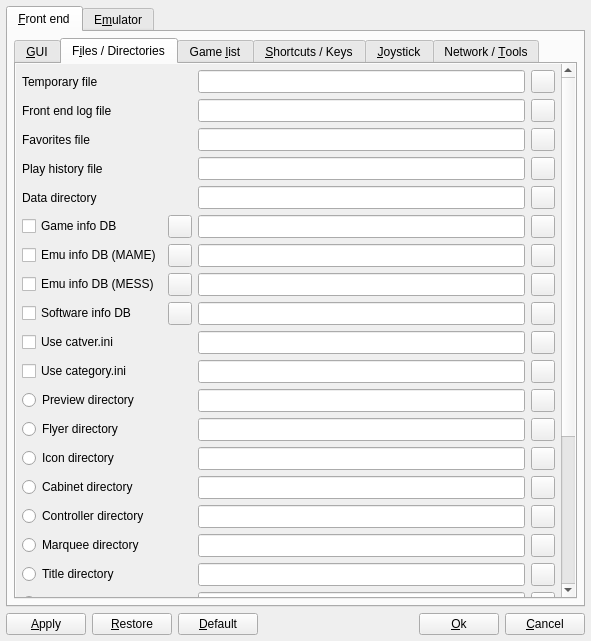
Before: the Qt Designer form options.ui in qmc2/qmc2-mame-fe, drawn with Qt 5.
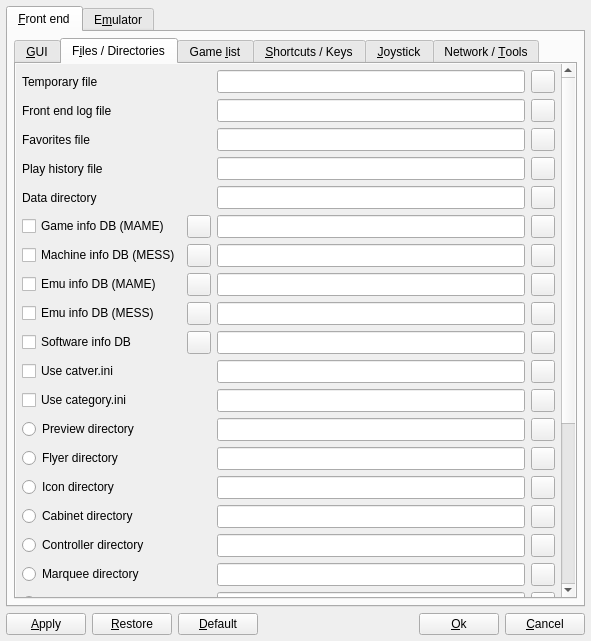
After: the same form once the commit is applied. The open tabs and pages were chosen to show the change. Icons and pictures are not drawn.

Commit message: imp: separated game-/machine-info DBs in order to allow for merging them in case of UME

```diff
--- a/options.ui
+++ b/options.ui
@@ -892,13 +892,13 @@
                 <x>0</x>
                 <y>0</y>
                 <width>545</width>
-                <height>762</height>
+                <height>793</height>
                </rect>
               </property>
               <layout class="QGridLayout" name="gridLayout_4">
                <item row="0" column="0">
                 <layout class="QGridLayout" name="gridLayout_5">
-                 <item row="14" column="1" colspan="2">
+                 <item row="15" column="1" colspan="2">
                   <widget class="QStackedWidget" name="stackedWidgetCabinet">
                    <property name="sizePolicy">
                     <sizepolicy hsizetype="Preferred" vsizetype="Fixed">
@@ -1033,7 +1033,7 @@
                    </property>
                   </widget>
                  </item>
-                 <item row="15" column="1" colspan="2">
+                 <item row="16" column="1" colspan="2">
                   <widget class="QStackedWidget" name="stackedWidgetController">
                    <property name="sizePolicy">
                     <sizepolicy hsizetype="Preferred" vsizetype="Fixed">
@@ -1151,7 +1151,7 @@
                    </widget>
                   </widget>
                  </item>
-                 <item row="16" column="1" colspan="2">
+                 <item row="17" column="1" colspan="2">
                   <widget class="QStackedWidget" name="stackedWidgetMarquee">
                    <property name="sizePolicy">
                     <sizepolicy hsizetype="Preferred" vsizetype="Fixed">
@@ -1282,7 +1282,7 @@
                    </property>
                   </widget>
                  </item>
-                 <item row="17" column="0">
+                 <item row="18" column="0">
                   <widget class="QRadioButton" name="radioButtonTitleSelect">
                    <property name="toolTip">
                     <string>Switch between specifying a title directory or a compressed title file</string>
@@ -1454,7 +1454,7 @@
                   </widget>
                  </item>
                  <item row="5" column="1">
-                  <widget class="QLineEdit" name="lineEditGameInfoDB">
+                  <widget class="QLineEdit" name="lineEditMameHistoryDat">
                    <property name="sizePolicy">
                     <sizepolicy hsizetype="Expanding" vsizetype="Minimum">
                      <horstretch>0</horstretch>
@@ -1462,12 +1462,12 @@
                     </sizepolicy>
                    </property>
                    <property name="toolTip">
-                    <string>Game information database - MAME history.dat (read)</string>
+                    <string>MAME game information database - MAME history.dat (read)</string>
                    </property>
                   </widget>
                  </item>
                  <item row="5" column="2">
-                  <widget class="QToolButton" name="toolButtonBrowseGameInfoDB">
+                  <widget class="QToolButton" name="toolButtonBrowseMameHistoryDat">
                    <property name="sizePolicy">
                     <sizepolicy hsizetype="Fixed" vsizetype="Minimum">
                      <horstretch>0</horstretch>
@@ -1475,7 +1475,7 @@
                     </sizepolicy>
                    </property>
                    <property name="toolTip">
-                    <string>Browse game information database (MAME history.dat)</string>
+                    <string>Browse MAME game information database (MAME history.dat)</string>
                    </property>
                    <property name="icon">
                     <iconset resource="qmc2.qrc">
@@ -1483,7 +1483,7 @@
                    </property>
                   </widget>
                  </item>
-                 <item row="6" column="1">
+                 <item row="7" column="1">
                   <widget class="QLineEdit" name="lineEditMameInfoDat">
                    <property name="sizePolicy">
                     <sizepolicy hsizetype="Expanding" vsizetype="Minimum">
@@ -1496,7 +1496,7 @@
                    </property>
                   </widget>
                  </item>
-                 <item row="6" column="2">
+                 <item row="7" column="2">
                   <widget class="QToolButton" name="toolButtonBrowseMameInfoDat">
                    <property name="sizePolicy">
                     <sizepolicy hsizetype="Fixed" vsizetype="Minimum">
@@ -1513,7 +1513,7 @@
                    </property>
                   </widget>
                  </item>
-                 <item row="9" column="0">
+                 <item row="10" column="0">
                   <widget class="QCheckBox" name="checkBoxUseCatverIni">
                    <property name="toolTip">
                     <string>Enable the use of catver.ini -- get the newest version from http://www.progettoemma.net/?catlist</string>
@@ -1527,7 +1527,7 @@
                    </property>
                   </widget>
                  </item>
-                 <item row="9" column="1">
+                 <item row="10" column="1">
                   <widget class="QLineEdit" name="lineEditCatverIniFile">
                    <property name="sizePolicy">
                     <sizepolicy hsizetype="Expanding" vsizetype="Minimum">
@@ -1540,7 +1540,7 @@
                    </property>
                   </widget>
                  </item>
-                 <item row="9" column="2">
+                 <item row="10" column="2">
                   <widget class="QToolButton" name="toolButtonBrowseCatverIniFile">
                    <property name="sizePolicy">
                     <sizepolicy hsizetype="Fixed" vsizetype="Minimum">
@@ -1557,7 +1557,7 @@
                    </property>
                   </widget>
                  </item>
-                 <item row="11" column="0">
+                 <item row="12" column="0">
                   <widget class="QRadioButton" name="radioButtonPreviewSelect">
                    <property name="toolTip">
                     <string>Switch between specifying a preview directory or a compressed preview file</string>
@@ -1573,7 +1573,7 @@
                    </property>
                   </widget>
                  </item>
-                 <item row="11" column="1" colspan="2">
+                 <item row="12" column="1" colspan="2">
                   <widget class="QStackedWidget" name="stackedWidgetPreview">
                    <property name="sizePolicy">
                     <sizepolicy hsizetype="Preferred" vsizetype="Fixed">
@@ -1691,7 +1691,7 @@
                    </widget>
                   </widget>
                  </item>
-                 <item row="12" column="0">
+                 <item row="13" column="0">
                   <widget class="QRadioButton" name="radioButtonFlyerSelect">
                    <property name="toolTip">
                     <string>Switch between specifying a flyer directory or a compressed flyer file</string>
@@ -1707,7 +1707,7 @@
                    </property>
                   </widget>
                  </item>
-                 <item row="12" column="1" colspan="2">
+                 <item row="13" column="1" colspan="2">
                   <widget class="QStackedWidget" name="stackedWidgetFlyer">
                    <property name="sizePolicy">
                     <sizepolicy hsizetype="Preferred" vsizetype="Fixed">
@@ -1825,7 +1825,7 @@
                    </widget>
                   </widget>
                  </item>
-                 <item row="13" column="0">
+                 <item row="14" column="0">
                   <widget class="QRadioButton" name="radioButtonIconSelect">
                    <property name="toolTip">
                     <string>Switch between specifying an icon directory or a compressed icon file</string>
@@ -1841,7 +1841,7 @@
                    </property>
                   </widget>
                  </item>
-                 <item row="13" column="1" colspan="2">
+                 <item row="14" column="1" colspan="2">
                   <widget class="QStackedWidget" name="stackedWidgetIcon">
                    <property name="sizePolicy">
                     <sizepolicy hsizetype="Preferred" vsizetype="Fixed">
@@ -1959,7 +1959,7 @@
                    </widget>
                   </widget>
                  </item>
-                 <item row="14" column="0">
+                 <item row="15" column="0">
                   <widget class="QRadioButton" name="radioButtonCabinetSelect">
                    <property name="toolTip">
                     <string>Switch between specifying a cabinet directory or a compressed cabinet file</string>
@@ -1975,7 +1975,7 @@
                    </property>
                   </widget>
                  </item>
-                 <item row="15" column="0">
+                 <item row="16" column="0">
                   <widget class="QRadioButton" name="radioButtonControllerSelect">
                    <property name="toolTip">
                     <string>Switch between specifying a controller directory or a compressed controller file</string>
@@ -1991,7 +1991,7 @@
                    </property>
                   </widget>
                  </item>
-                 <item row="16" column="0">
+                 <item row="17" column="0">
                   <widget class="QRadioButton" name="radioButtonMarqueeSelect">
                    <property name="toolTip">
                     <string>Switch between specifying a marquee directory or a compressed marquee file</string>
@@ -2007,7 +2007,7 @@
                    </property>
                   </widget>
                  </item>
-                 <item row="17" column="1" colspan="2">
+                 <item row="18" column="1" colspan="2">
                   <widget class="QStackedWidget" name="stackedWidgetTitle">
                    <property name="sizePolicy">
                     <sizepolicy hsizetype="Preferred" vsizetype="Fixed">
@@ -2125,7 +2125,7 @@
                    </widget>
                   </widget>
                  </item>
-                 <item row="18" column="0">
+                 <item row="19" column="0">
                   <widget class="QRadioButton" name="radioButtonPCBSelect">
                    <property name="toolTip">
                     <string>Switch between specifying a PCB directory or a compressed PCB file</string>
@@ -2141,7 +2141,7 @@
                    </property>
                   </widget>
                  </item>
-                 <item row="18" column="1" colspan="2">
+                 <item row="19" column="1" colspan="2">
                   <widget class="QStackedWidget" name="stackedWidgetPCB">
                    <property name="sizePolicy">
                     <sizepolicy hsizetype="Preferred" vsizetype="Fixed">
@@ -2259,7 +2259,7 @@
                    </widget>
                   </widget>
                  </item>
-                 <item row="19" column="1" colspan="2">
+                 <item row="20" column="1" colspan="2">
                   <widget class="QStackedWidget" name="stackedWidgetSWSnap">
                    <property name="sizePolicy">
                     <sizepolicy hsizetype="Preferred" vsizetype="Fixed">
@@ -2377,20 +2377,20 @@
                    </widget>
                   </widget>
                  </item>
-                 <item row="25" column="0" colspan="3">
-                  <spacer name="spacer5">
-                   <property name="orientation">
-                    <enum>Qt::Vertical</enum>
-                   </property>
-                   <property name="sizeHint" stdset="0">
-                    <size>
-                     <width>20</width>
-                     <height>20</height>
-                    </size>
-                   </property>
-                  </spacer>
-                 </item>
                  <item row="26" column="0" colspan="3">
+                  <spacer name="spacer5">
+                   <property name="orientation">
+                    <enum>Qt::Vertical</enum>
+                   </property>
+                   <property name="sizeHint" stdset="0">
+                    <size>
+                     <width>20</width>
+                     <height>20</height>
+                    </size>
+                   </property>
+                  </spacer>
+                 </item>
+                 <item row="27" column="0" colspan="3">
                   <layout class="QHBoxLayout" name="layout8">
                    <item>
                     <widget class="QLabel" name="labelLegend3Pic">
@@ -2429,12 +2429,12 @@
                  <item row="5" column="0">
                   <layout class="QHBoxLayout" name="horizontalLayout_2">
                    <item>
-                    <widget class="QCheckBox" name="checkBoxProcessGameInfoDB">
+                    <widget class="QCheckBox" name="checkBoxProcessMameHistoryDat">
                      <property name="toolTip">
                       <string>Load game information database (MAME history.dat)</string>
                      </property>
                      <property name="text">
-                      <string>Game info DB</string>
+                      <string>Game info DB (MAME)</string>
                      </property>
                      <property name="icon">
                       <iconset resource="qmc2.qrc">
@@ -2443,7 +2443,7 @@
                     </widget>
                    </item>
                    <item>
-                    <widget class="QToolButton" name="toolButtonCompressGameInfoDB">
+                    <widget class="QToolButton" name="toolButtonCompressMameHistoryDat">
                      <property name="sizePolicy">
                       <sizepolicy hsizetype="Fixed" vsizetype="Minimum">
                        <horstretch>0</horstretch>
@@ -2451,7 +2451,7 @@
                       </sizepolicy>
                      </property>
                      <property name="toolTip">
-                      <string>Use in-memory compression for game info DB (a bit slower, but consumes distinctly less memory; compression rate is usually about 1:16)</string>
+                      <string>Use in-memory compression for MAME game info DB (a bit slower, but consumes distinctly less memory; compression rate is usually about 1:16)</string>
                      </property>
                      <property name="icon">
                       <iconset resource="qmc2.qrc">
@@ -2464,7 +2464,7 @@
                    </item>
                   </layout>
                  </item>
-                 <item row="6" column="0">
+                 <item row="7" column="0">
                   <layout class="QHBoxLayout" name="horizontalLayout">
                    <item>
                     <widget class="QCheckBox" name="checkBoxProcessMameInfoDat">
@@ -2502,7 +2502,7 @@
                    </item>
                   </layout>
                  </item>
-                 <item row="19" column="0">
+                 <item row="20" column="0">
                   <widget class="QRadioButton" name="radioButtonSoftwareSnapSelect">
                    <property name="toolTip">
                     <string>Switch between specifying a software snap directory or a compressed software snap file</string>
@@ -2518,14 +2518,14 @@
                    </property>
                   </widget>
                  </item>
-                 <item row="23" column="0">
+                 <item row="24" column="0">
                   <widget class="QLabel" name="labelSoftwareNotesFolder">
                    <property name="text">
                     <string>Software notes folder</string>
                    </property>
                   </widget>
                  </item>
-                 <item row="23" column="1">
+                 <item row="24" column="1">
                   <widget class="QLineEdit" name="lineEditSoftwareNotesFolder">
                    <property name="sizePolicy">
                     <sizepolicy hsizetype="Expanding" vsizetype="Minimum">
@@ -2538,7 +2538,7 @@
                    </property>
                   </widget>
                  </item>
-                 <item row="23" column="2">
+                 <item row="24" column="2">
                   <widget class="QToolButton" name="toolButtonBrowseSoftwareNotesFolder">
                    <property name="sizePolicy">
                     <sizepolicy hsizetype="Fixed" vsizetype="Minimum">
@@ -2555,7 +2555,7 @@
                    </property>
                   </widget>
                  </item>
-                 <item row="24" column="0">
+                 <item row="25" column="0">
                   <widget class="QCheckBox" name="checkBoxUseSoftwareNotesTemplate">
                    <property name="toolTip">
                     <string>Enable the use of a template for (empty) software notes</string>
@@ -2565,7 +2565,7 @@
                    </property>
                   </widget>
                  </item>
-                 <item row="24" column="1">
+                 <item row="25" column="1">
                   <widget class="QLineEdit" name="lineEditSoftwareNotesTemplate">
                    <property name="sizePolicy">
                     <sizepolicy hsizetype="Expanding" vsizetype="Minimum">
@@ -2578,7 +2578,7 @@
                    </property>
                   </widget>
                  </item>
-                 <item row="24" column="2">
+                 <item row="25" column="2">
                   <widget class="QToolButton" name="toolButtonBrowseSoftwareNotesTemplate">
                    <property name="sizePolicy">
                     <sizepolicy hsizetype="Fixed" vsizetype="Minimum">
@@ -2595,7 +2595,7 @@
                    </property>
                   </widget>
                  </item>
-                 <item row="10" column="0">
+                 <item row="11" column="0">
                   <widget class="QCheckBox" name="checkBoxUseCategoryIni">
                    <property name="toolTip">
                     <string>Enable the use of category.ini</string>
@@ -2609,7 +2609,7 @@
                    </property>
                   </widget>
                  </item>
-                 <item row="10" column="1">
+                 <item row="11" column="1">
                   <widget class="QLineEdit" name="lineEditCategoryIniFile">
                    <property name="sizePolicy">
                     <sizepolicy hsizetype="Expanding" vsizetype="Minimum">
@@ -2622,7 +2622,7 @@
                    </property>
                   </widget>
                  </item>
-                 <item row="10" column="2">
+                 <item row="11" column="2">
                   <widget class="QToolButton" name="toolButtonBrowseCategoryIniFile">
                    <property name="sizePolicy">
                     <sizepolicy hsizetype="Fixed" vsizetype="Minimum">
@@ -2639,14 +2639,14 @@
                    </property>
                   </widget>
                  </item>
-                 <item row="21" column="0">
+                 <item row="22" column="0">
                   <widget class="QLabel" name="labelSystemNotesFolder">
                    <property name="text">
                     <string>System notes folder</string>
                    </property>
                   </widget>
                  </item>
-                 <item row="22" column="0">
+                 <item row="23" column="0">
                   <widget class="QCheckBox" name="checkBoxUseSystemNotesTemplate">
                    <property name="toolTip">
                     <string>Enable the use of a template for (empty) system notes</string>
@@ -2656,7 +2656,7 @@
                    </property>
                   </widget>
                  </item>
-                 <item row="22" column="1">
+                 <item row="23" column="1">
                   <widget class="QLineEdit" name="lineEditSystemNotesTemplate">
                    <property name="sizePolicy">
                     <sizepolicy hsizetype="Expanding" vsizetype="Minimum">
@@ -2669,7 +2669,7 @@
                    </property>
                   </widget>
                  </item>
-                 <item row="21" column="1">
+                 <item row="22" column="1">
                   <widget class="QLineEdit" name="lineEditSystemNotesFolder">
                    <property name="sizePolicy">
                     <sizepolicy hsizetype="Expanding" vsizetype="Minimum">
@@ -2682,7 +2682,7 @@
                    </property>
                   </widget>
                  </item>
-                 <item row="21" column="2">
+                 <item row="22" column="2">
                   <widget class="QToolButton" name="toolButtonBrowseSystemNotesFolder">
                    <property name="sizePolicy">
                     <sizepolicy hsizetype="Fixed" vsizetype="Minimum">
@@ -2699,7 +2699,7 @@
                    </property>
                   </widget>
                  </item>
-                 <item row="22" column="2">
+                 <item row="23" column="2">
                   <widget class="QToolButton" name="toolButtonBrowseSystemNotesTemplate">
                    <property name="sizePolicy">
                     <sizepolicy hsizetype="Fixed" vsizetype="Minimum">
@@ -2716,7 +2716,7 @@
                    </property>
                   </widget>
                  </item>
-                 <item row="8" column="0">
+                 <item row="9" column="0">
                   <layout class="QHBoxLayout" name="horizontalLayout_6">
                    <item>
                     <widget class="QCheckBox" name="checkBoxProcessSoftwareInfoDB">
@@ -2754,7 +2754,7 @@
                    </item>
                   </layout>
                  </item>
-                 <item row="8" column="1">
+                 <item row="9" column="1">
                   <widget class="QLineEdit" name="lineEditSoftwareInfoDB">
                    <property name="sizePolicy">
                     <sizepolicy hsizetype="Expanding" vsizetype="Minimum">
@@ -2767,7 +2767,7 @@
                    </property>
                   </widget>
                  </item>
-                 <item row="8" column="2">
+                 <item row="9" column="2">
                   <widget class="QToolButton" name="toolButtonBrowseSoftwareInfoDB">
                    <property name="sizePolicy">
                     <sizepolicy hsizetype="Fixed" vsizetype="Minimum">
@@ -2784,7 +2784,7 @@
                    </property>
                   </widget>
                  </item>
-                 <item row="20" column="0" colspan="3">
+                 <item row="21" column="0" colspan="3">
                   <layout class="QHBoxLayout" name="horizontalLayout_8">
                    <item>
                     <widget class="QPushButton" name="pushButtonAdditionalArtworkSetup">
@@ -2808,7 +2808,7 @@
                    </item>
                   </layout>
                  </item>
-                 <item row="7" column="0">
+                 <item row="8" column="0">
                   <layout class="QHBoxLayout" name="horizontalLayout_9">
                    <item>
                     <widget class="QCheckBox" name="checkBoxProcessMessInfoDat">
@@ -2846,7 +2846,7 @@
                    </item>
                   </layout>
                  </item>
-                 <item row="7" column="1">
+                 <item row="8" column="1">
                   <widget class="QLineEdit" name="lineEditMessInfoDat">
                    <property name="sizePolicy">
                     <sizepolicy hsizetype="Expanding" vsizetype="Minimum">
@@ -2859,7 +2859,7 @@
                    </property>
                   </widget>
                  </item>
-                 <item row="7" column="2">
+                 <item row="8" column="2">
                   <widget class="QToolButton" name="toolButtonBrowseMessInfoDat">
                    <property name="sizePolicy">
                     <sizepolicy hsizetype="Fixed" vsizetype="Minimum">
@@ -2876,6 +2876,74 @@
                    </property>
                   </widget>
                  </item>
+                 <item row="6" column="0">
+                  <layout class="QHBoxLayout" name="horizontalLayout_10">
+                   <item>
+                    <widget class="QCheckBox" name="checkBoxProcessMessSysinfoDat">
+                     <property name="toolTip">
+                      <string>Load MESS machine information database (MESS sysinfo.dat)</string>
+                     </property>
+                     <property name="text">
+                      <string>Machine info DB (MESS)</string>
+                     </property>
+                     <property name="icon">
+                      <iconset resource="qmc2.qrc">
+                       <normaloff>:/data/img/reload_small.png</normaloff>:/data/img/reload_small.png</iconset>
+                     </property>
+                    </widget>
+                   </item>
+                   <item>
+                    <widget class="QToolButton" name="toolButtonCompressMessSysinfoDat">
+                     <property name="sizePolicy">
+                      <sizepolicy hsizetype="Fixed" vsizetype="Minimum">
+                       <horstretch>0</horstretch>
+                       <verstretch>0</verstretch>
+                      </sizepolicy>
+                     </property>
+                     <property name="toolTip">
+                      <string>Use in-memory compression for MESS machine info DB (a bit slower, but consumes distinctly less memory; compression rate is usually about 1:16)</string>
+                     </property>
+                     <property name="icon">
+                      <iconset resource="qmc2.qrc">
+                       <normaloff>:/data/img/compressed.png</normaloff>:/data/img/compressed.png</iconset>
+                     </property>
+                     <property name="checkable">
+                      <bool>true</bool>
+                     </property>
+                    </widget>
+                   </item>
+                  </layout>
+                 </item>
+                 <item row="6" column="1">
+                  <widget class="QLineEdit" name="lineEditMessSysinfoDat">
+                   <property name="sizePolicy">
+                    <sizepolicy hsizetype="Expanding" vsizetype="Minimum">
+                     <horstretch>0</horstretch>
+                     <verstretch>0</verstretch>
+                    </sizepolicy>
+                   </property>
+                   <property name="toolTip">
+                    <string>MESS machine information database - MESS sysinfo.dat (read)</string>
+                   </property>
+                  </widget>
+                 </item>
+                 <item row="6" column="2">
+                  <widget class="QToolButton" name="toolButtonBrowseMessSysinfoDat">
+                   <property name="sizePolicy">
+                    <sizepolicy hsizetype="Fixed" vsizetype="Minimum">
+                     <horstretch>0</horstretch>
+                     <verstretch>0</verstretch>
+                    </sizepolicy>
+                   </property>
+                   <property name="toolTip">
+                    <string>Browse MESS machine information database (MESS sysinfo.dat)</string>
+                   </property>
+                   <property name="icon">
+                    <iconset resource="qmc2.qrc">
+                     <normaloff>:/data/img/fileopen.png</normaloff>:/data/img/fileopen.png</iconset>
+                   </property>
+                  </widget>
+                 </item>
                 </layout>
                </item>
               </layout>
```
Left out of the diff: 12 changed lines with no effect on the pictures. The commit also changes 23 other files.
